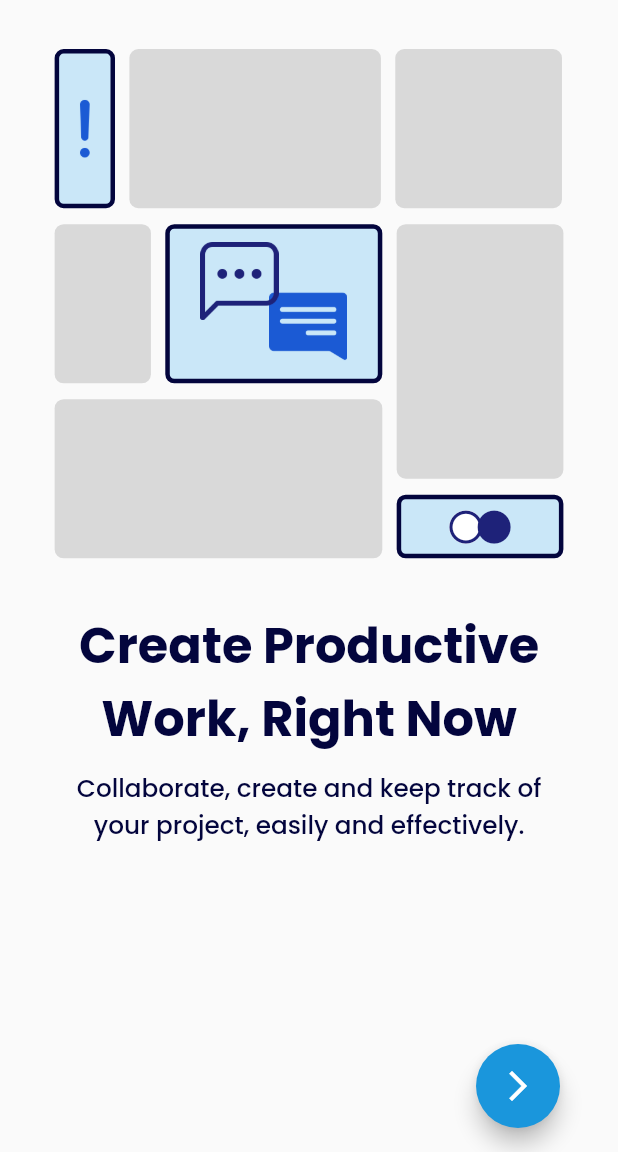
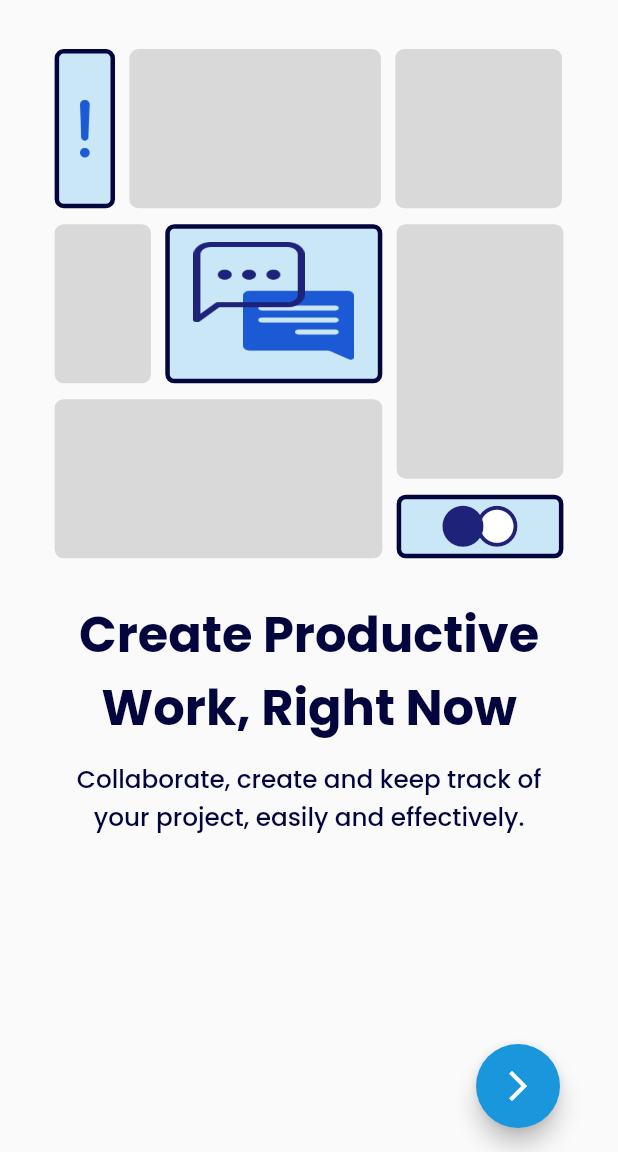
Before and after one commit to geraldbahati/project-unbowed, a Flutter app: the screen it shows after launch, on a phone screen of 412 x 824 dp, the part 84-1236 px from its top. Run offline on Flutter 3.47's test engine with Material 2 defaults, Android fonts, the phone set to English and light mode, and no system bars; our stand-ins replace google_fonts, sizer.

Commit message:
slide in animation

```diff
--- a/frontend/mobile-app/unbowed_flutter/lib/main.dart
+++ b/frontend/mobile-app/unbowed_flutter/lib/main.dart
@@ -1,6 +1,7 @@
 import 'package:flutter/material.dart';
 import 'package:sizer/sizer.dart';
 import 'package:unbowed_flutter/presentation/animations/exclamation.dart';
+import 'package:unbowed_flutter/presentation/animations/scroll_down.dart';
 import 'package:unbowed_flutter/presentation/views/landing_pages/landing2.dart';
 import 'package:unbowed_flutter/presentation/views/landing_pages/landing_page_view.dart';
 import 'presentation/router/my_routes.dart';
@@ -37,8 +38,8 @@ class _MyAppState extends State<MyApp> {
                 primarySwatch: Colors.blue,
               ),
               // onGenerateRoute: _appRouter.onGenerateRoute,
-              home: LandingView(),
-              // home: ExclamationAnimation(),
+              home: const LandingView(),
+              // home: ScrollDownAnimation(),
             ));
   }
 }
--- a/frontend/mobile-app/unbowed_flutter/lib/presentation/animations/chat.dart
+++ b/frontend/mobile-app/unbowed_flutter/lib/presentation/animations/chat.dart
@@ -116,10 +116,10 @@ class _ChatAnimationState extends State<ChatAnimation>
                   alignment: Alignment.center,
                   transform: Matrix4.identity()..scale(-1.0, 1.0, 1.0),
                   child: Image.asset(
-                    width: 14.88.w,
-                    height: 6.33.h,
+                    width: 18.w,
+                    height: 6.5.h,
                     commentIcon,
-                    // fit: BoxFit.cover,
+                    fit: BoxFit.fill,
                     color: lightBlue,
                   ),
                 ),
@@ -135,10 +135,11 @@ class _ChatAnimationState extends State<ChatAnimation>
                   alignment: Alignment.center,
                   transform: Matrix4.identity()..scale(-1.0, 1.0, 1.0),
                   child: Image.asset(
-                    width: 14.88.w,
-                    height: 6.33.h,
+                    width: 18.w,
+                    height: 6.5.h,
                     chatIcon,
                     color: darkBlue,
+                    fit: BoxFit.fill,
                   ),
                 ),
               );
--- a/frontend/mobile-app/unbowed_flutter/lib/presentation/animations/circles.dart
+++ b/frontend/mobile-app/unbowed_flutter/lib/presentation/animations/circles.dart
@@ -25,13 +25,17 @@ class _CirclesAnimationState extends State<CirclesAnimation>
     _controller.forward();
     _controller.addStatusListener((status) {
       setState(() {});
+
+      if (status == AnimationStatus.completed) {
+        _controller.reverse();
+      }
     });
   }
 
   @override
   void initState() {
     // TODO: implement initState
-    _milliseconds = widget.milliseconds ?? 600;
+    _milliseconds = widget.milliseconds ?? 500;
 
     _controller = AnimationController(
       duration: Duration(milliseconds: _milliseconds),
@@ -44,7 +48,7 @@ class _CirclesAnimationState extends State<CirclesAnimation>
     ).animate(
       CurvedAnimation(
         parent: _controller,
-        curve: Curves.easeInOut,
+        curve: Curves.fastEaseInToSlowEaseOut,
       ),
     );
 
@@ -54,7 +58,7 @@ class _CirclesAnimationState extends State<CirclesAnimation>
     ).animate(
       CurvedAnimation(
         parent: _controller,
-        curve: Curves.easeInOut,
+        curve: Curves.fastEaseInToSlowEaseOut,
       ),
     );
 
@@ -64,9 +68,10 @@ class _CirclesAnimationState extends State<CirclesAnimation>
 
   @override
   Widget build(BuildContext context) {
-    return SizedBox(
-      width: 11.w,
-      height: 3.22.h,
+    return Container(
+      width: 13.5.w,
+      height: 4.h,
+      // color: Colors.grey,
       child: Stack(
         children: [
           AnimatedAlign(
@@ -76,12 +81,12 @@ class _CirclesAnimationState extends State<CirclesAnimation>
               children: [
                 Icon(
                   Icons.circle_rounded,
-                  size: 3.22.h,
+                  size: 4.h,
                   color: Colors.white,
                 ),
                 Icon(
                   Icons.circle_outlined,
-                  size: 3.22.h,
+                  size: 4.h,
                   color: darkBlue,
                 ),
               ],
@@ -92,7 +97,7 @@ class _CirclesAnimationState extends State<CirclesAnimation>
             alignment: _circleAnimation.value,
             child: Icon(
               Icons.circle_rounded,
-              size: 3.22.h,
+              size: 4.h,
               color: darkBlue,
             ),
           ),
--- /dev/null
+++ b/frontend/mobile-app/unbowed_flutter/lib/presentation/animations/scroll_down.dart
@@ -0,0 +1,127 @@
+import 'package:flutter/material.dart';
+
+class SlideDownAnimation extends StatefulWidget {
+  final Alignment initialPosition;
+  final Alignment finalPosition;
+  final int durationInMilliseconds;
+  final Widget child;
+  final int? delayInMilliSeconds;
+  final bool applyOpacity;
+  final Offset offset;
+
+  const SlideDownAnimation({
+    super.key,
+    this.initialPosition = Alignment.center,
+    this.finalPosition = Alignment.center,
+    required this.durationInMilliseconds,
+    this.delayInMilliSeconds,
+    this.applyOpacity = false,
+    this.offset = Offset.zero,
+    required this.child,
+  });
+
+  @override
+  State<SlideDownAnimation> createState() => _SlideDownAnimationState();
+}
+
+class _SlideDownAnimationState extends State<SlideDownAnimation>
+    with SingleTickerProviderStateMixin {
+  late final AnimationController _animationController;
+  late final Animation<Alignment> _animation;
+  late final Animation<double> _opacityAnimation;
+  late final Animation<Offset> _offsetAnimation;
+
+  Future<void> _playAnimation() async {
+    await Future.delayed(
+      Duration(
+        milliseconds: widget.delayInMilliSeconds ?? 0,
+      ),
+    );
+
+    _animationController.forward();
+    _animationController.addStatusListener((status) {
+      setState(() {});
+    });
+  }
+
+  @override
+  void initState() {
+    // TODO: implement initState
+    _animationController = AnimationController(
+      vsync: this,
+      duration: Duration(milliseconds: widget.durationInMilliseconds),
+    );
+
+    final Tween<Offset> offsetTween = Tween<Offset>(
+      begin: widget.offset,
+      end: Offset.zero,
+    );
+
+    final CurvedAnimation offsetCurve = CurvedAnimation(
+      parent: _animationController,
+      curve: Curves.easeIn,
+    );
+
+    _offsetAnimation = offsetTween.animate(offsetCurve);
+
+    final Tween<double> opacityTween = Tween<double>(begin: 0.0, end: 1.0);
+
+    final CurvedAnimation opacityCurve = CurvedAnimation(
+      parent: _animationController,
+      curve: Curves.bounceOut,
+    );
+
+    _opacityAnimation = opacityTween.animate(opacityCurve);
+
+    final Tween<Alignment> tween = Tween<Alignment>(
+      begin: widget.initialPosition,
+      end: widget.finalPosition,
+    );
+
+    final CurvedAnimation curve = CurvedAnimation(
+      parent: _animationController,
+      curve: Curves.easeIn,
+    );
+
+    _animation = tween.animate(curve);
+    _playAnimation();
+
+    super.initState();
+  }
+
+  @override
+  void dispose() {
+    // TODO: implement dispose
+    _animationController.dispose();
+    super.dispose();
+  }
+
+  @override
+  Widget build(BuildContext context) {
+    // return AnimatedAlign(
+    //   alignment: _animation.value,
+    //   duration: Duration(milliseconds: widget.durationInMilliseconds),
+    //   child: Opacity(
+    //     opacity: widget.applyOpacity ? _opacityAnimation.value : 1,
+    //     child: widget.child,
+    //   ),
+    // );
+
+    return AnimatedBuilder(
+      animation: _animation,
+      builder: (context, child) {
+        return Transform.translate(
+          offset: _offsetAnimation.value,
+          child: AnimatedAlign(
+            alignment: _animation.value,
+            duration: Duration(milliseconds: widget.durationInMilliseconds),
+            child: Opacity(
+              opacity: widget.applyOpacity ? _opacityAnimation.value : 1,
+              child: widget.child,
+            ),
+          ),
+        );
+      },
+    );
+  }
+}
--- a/frontend/mobile-app/unbowed_flutter/lib/presentation/views/landing_pages/landing1.dart
+++ b/frontend/mobile-app/unbowed_flutter/lib/presentation/views/landing_pages/landing1.dart
@@ -1,6 +1,7 @@
 import 'package:flutter/material.dart';
 import 'package:sizer/sizer.dart';
 
+import '../../animations/scroll_down.dart';
 import '../../styles/custom_box_decorators.dart';
 import '../../styles/text_styling.dart';
 import '../../widgets/containers/animation_container.dart';
@@ -19,7 +20,10 @@ class LandingPage extends StatelessWidget {
           crossAxisAlignment: CrossAxisAlignment.start,
           children: [
             // images part
-            Column(
+            SlideDownAnimation(
+              offset: const Offset(0, -50),
+              durationInMilliseconds: 400,
+              child: Column(
                 mainAxisAlignment: MainAxisAlignment.start,
                 crossAxisAlignment: CrossAxisAlignment.start,
                 children: [
@@ -38,7 +42,8 @@ class LandingPage extends StatelessWidget {
                       // 2nd image tile
                       Padding(
                         // 10 pixels
-                      padding: EdgeInsets.symmetric(horizontal: 2.325581395.w),
+                        padding:
+                            EdgeInsets.symmetric(horizontal: 2.325581395.w),
                         child: Container(
                           width: 40.698.w,
                           height: 12.876.h,
@@ -125,25 +130,41 @@ class LandingPage extends StatelessWidget {
                   )
                 ],
               ),
+            ),
 
-            SizedBox(height: 4.077.h),
+            // SizedBox(height: 4.077.h),
             // text part
             SizedBox(
               width: double.infinity,
-              height: 19.1.h,
-              child: Column(
-                mainAxisAlignment: MainAxisAlignment.spaceBetween,
-                crossAxisAlignment: CrossAxisAlignment.center,
+              height: 22.5.h,
+              // color: Colors.grey,
+              child: Stack(
+                // mainAxisAlignment: MainAxisAlignment.spaceBetween,
+                // crossAxisAlignment: CrossAxisAlignment.center,
                 children: [
-                  Text(
+                  SlideDownAnimation(
+                    initialPosition: Alignment.topCenter,
+                    finalPosition: const Alignment(0, -0.4),
+                    durationInMilliseconds: 400,
+                    delayInMilliSeconds: 300,
+                    applyOpacity: true,
+                    child: Text(
                       "Create Productive Work, Right Now",
                       style: titleTextStyle,
                       textAlign: TextAlign.center,
                     ),
-                  Text(
+                  ),
+                  SlideDownAnimation(
+                    initialPosition: const Alignment(0, 0.35),
+                    finalPosition: Alignment.bottomCenter,
+                    durationInMilliseconds: 400,
+                    delayInMilliSeconds: 800,
+                    applyOpacity: true,
+                    child: Text(
                       "Collaborate, create and keep track of your project, easily and effectively.",
                       style: contextTextStyle,
                       textAlign: TextAlign.center,
+                    ),
                   )
                 ],
               ),
--- a/frontend/mobile-app/unbowed_flutter/lib/presentation/views/landing_pages/landing2.dart
+++ b/frontend/mobile-app/unbowed_flutter/lib/presentation/views/landing_pages/landing2.dart
@@ -1,6 +1,7 @@
 import 'package:flutter/material.dart';
 import 'package:sizer/sizer.dart';
 
+import '../../animations/scroll_down.dart';
 import '../../styles/custom_box_decorators.dart';
 import '../../styles/text_styling.dart';
 
@@ -22,6 +23,7 @@ class LandingPage2 extends StatelessWidget {
               width: 82.1.w,
               height: 41.2.h,
               decoration: greyBoxDecoration,
+              // child: ScrollDownAnimation(),
             ),
 
             SizedBox(height: 4.077.h),
```
Also changed, not shown: frontend/mobile-app/unbowed_flutter/lib/presentation/animations/bounce_in.dart (added, +70 -0 lines). Lines whose indentation alone changed are shown as unchanged.
